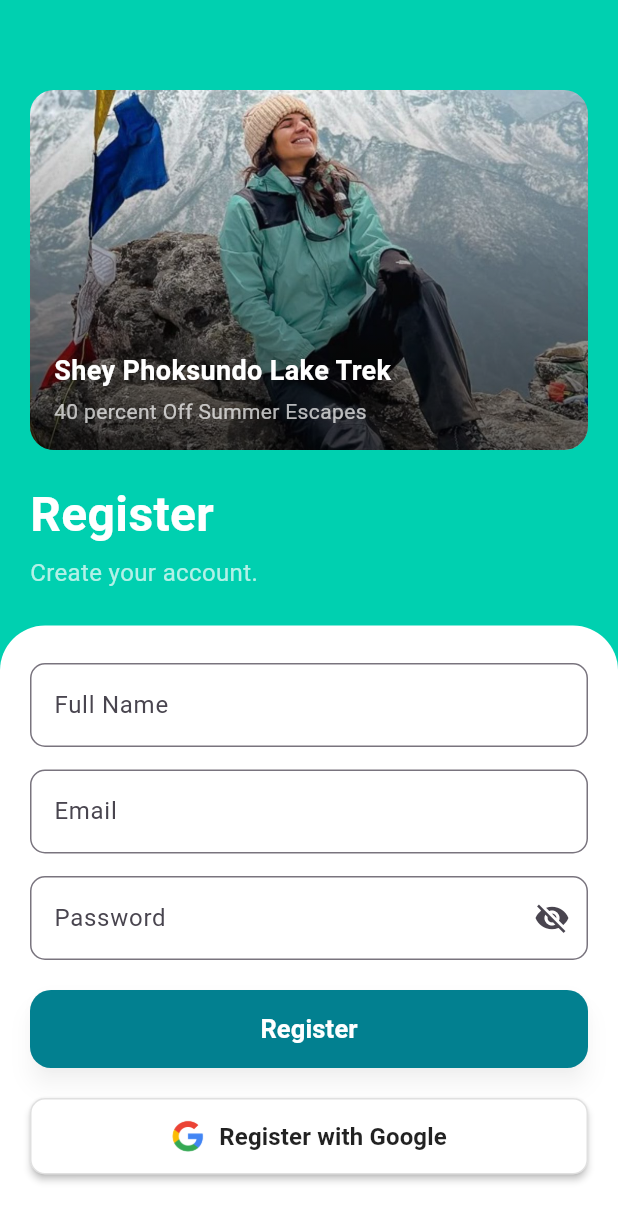
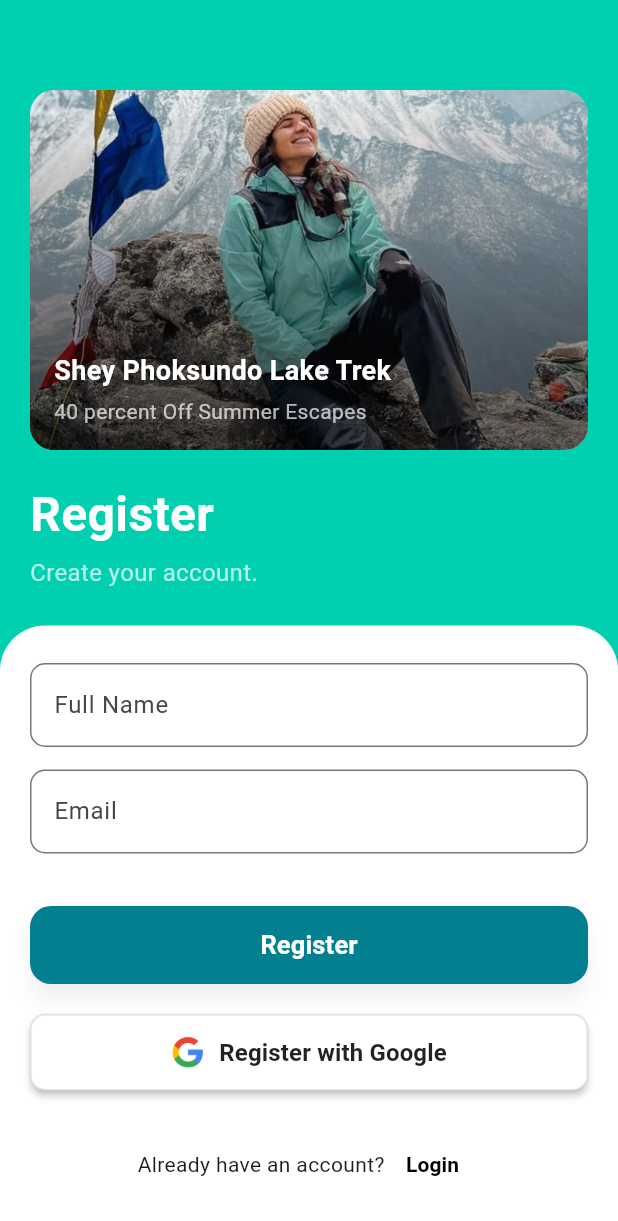
Before and after one commit to sudipchaudhary30/just_hike, a Flutter app: the RegisterScreen screen opened directly, on a phone screen of 412 x 824 dp. Shown: the top 1221 px of the screen. Run offline on Flutter 3.47's test engine with Material 3 defaults, Android fonts, the phone set to English and light mode, and no system bars.

Commit message:
changes made in textfield

```diff
--- a/lib/screens/register_screen.dart
+++ b/lib/screens/register_screen.dart
@@ -132,29 +132,7 @@
 
                   const SizedBox(height: 15),
 
-                  TextFormField(
-                    controller: passwordController,
-                    obscureText: !showPassword,
-                    decoration: InputDecoration(
-                      labelText: "Password",
-                      hintText: "Enter your password",
-                      border: OutlineInputBorder(
-                        borderRadius: BorderRadius.circular(10),
-                      ),
-                      suffixIcon: IconButton(
-                        icon: Icon(
-                          showPassword
-                              ? Icons.visibility
-                              : Icons.visibility_off,
-                        ),
-                        onPressed: () {
-                          setState(() {
-                            showPassword = !showPassword;
-                          });
-                        },
-                      ),
-                    ),
-                  ),
+
 
                   const SizedBox(height: 20),
 
```
